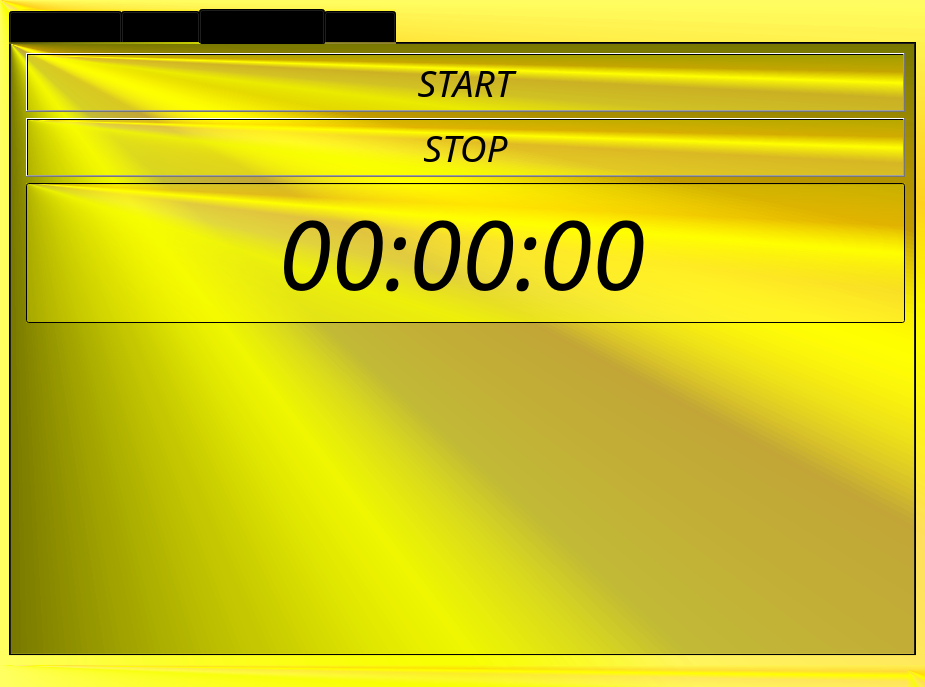
Above: assigment_25/main_window.ui from AmirMohammadHakimiyan/practice before the change. Below: the same form after it.
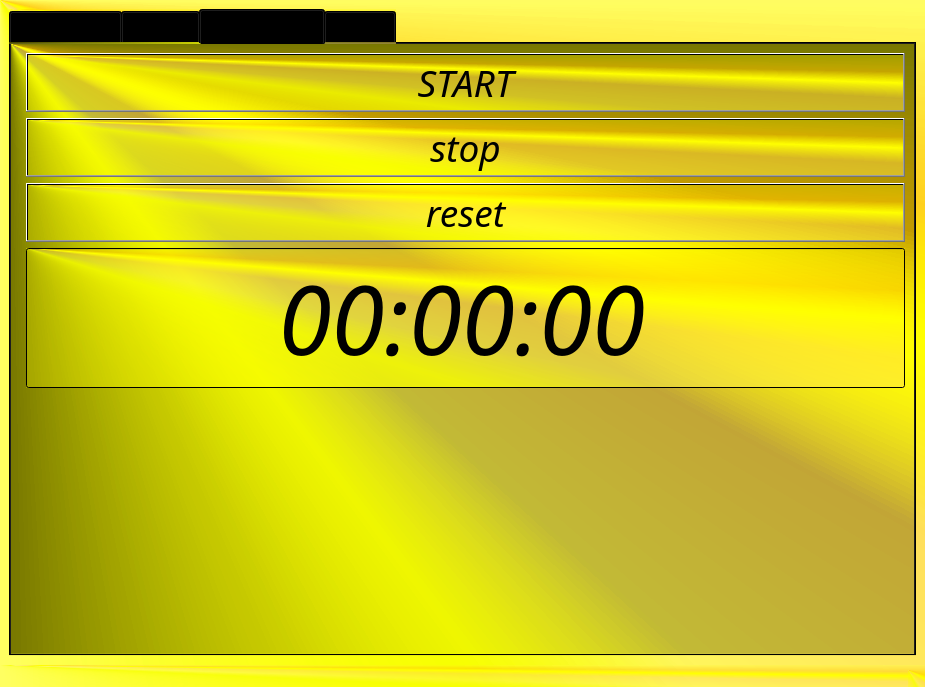
That is the form after the change. The open tabs and pages were chosen to show the change. Icons and pictures are not drawn.

Patch:
```diff
--- a/assigment_25/main_window.ui
+++ b/assigment_25/main_window.ui
@@ -277,11 +277,11 @@
            </font>
           </property>
           <property name="text">
-           <string>STOP</string>
+           <string>reset</string>
           </property>
          </widget>
         </item>
-        <item row="4" column="1">
+        <item row="5" column="1">
          <widget class="QLineEdit" name="lineEdit_5">
           <property name="font">
            <font>
@@ -295,6 +295,20 @@
           </property>
          </widget>
         </item>
+        <item row="2" column="1">
+         <widget class="QPushButton" name="pushButton_11">
+          <property name="font">
+           <font>
+            <family>Digital-7 Italic</family>
+            <pointsize>28</pointsize>
+            <italic>true</italic>
+           </font>
+          </property>
+          <property name="text">
+           <string>stop</string>
+          </property>
+         </widget>
+        </item>
        </layout>
       </widget>
       <widget class="QWidget" name="tab_4">
```
Left out of the diff: 28 changed lines with no effect on the pictures.
